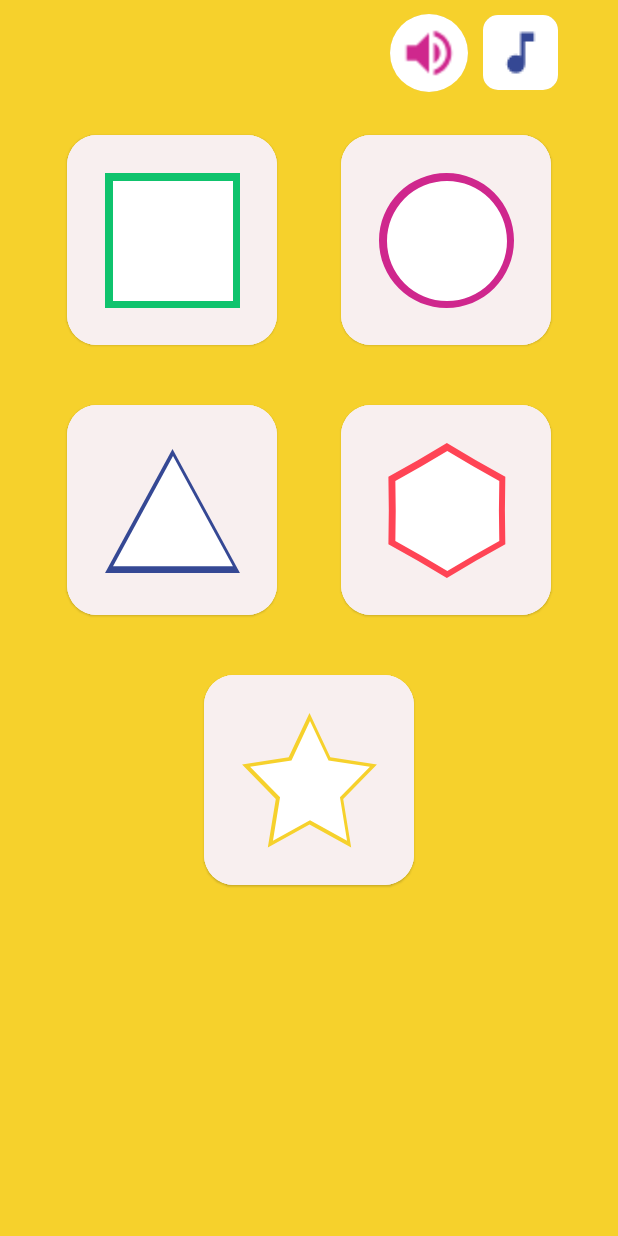
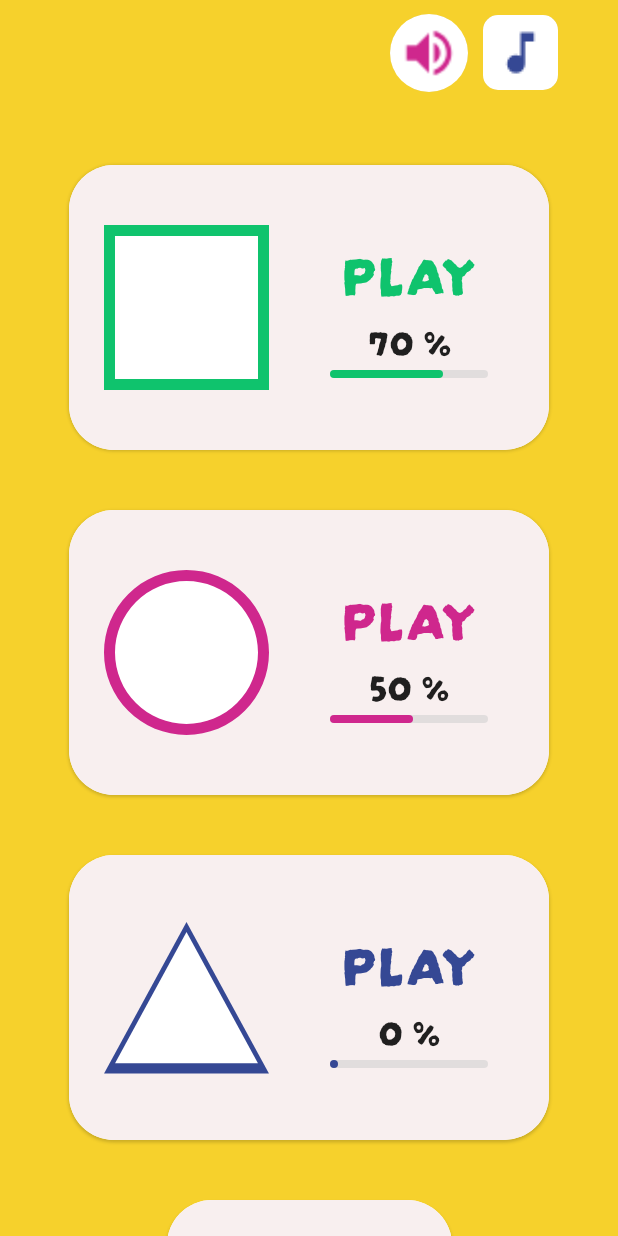
Before and after one commit to vitaq1/PaintGameApp, an Android app built with Jetpack Compose: the screen it shows after launch (MainActivity), after a tap on "sound", on a phone screen of 412 x 824 dp. Run offline under Robolectric (Android 15) with nearby library versions, the phone set to English and light mode, and no system bars; our stand-ins replace accompanist; libraries missing offline, so code that uses them is left out: com.google.accompanist.navigation; 3 other taps on this screen came first.

Commit message:
add menu with animation

```diff
--- a/app/src/main/java/by/bsuir/vshu/paintgameapp/ui/menu/MenuScreen.kt
+++ b/app/src/main/java/by/bsuir/vshu/paintgameapp/ui/menu/MenuScreen.kt
@@ -1,15 +1,10 @@
 package by.bsuir.vshu.paintgameapp.ui.menu
 
 import android.util.Log
-import androidx.compose.animation.AnimatedVisibility
-import androidx.compose.animation.core.MutableTransitionState
-import androidx.compose.animation.core.Spring
-import androidx.compose.animation.core.spring
-import androidx.compose.animation.slideInVertically
-import androidx.compose.animation.slideOutVertically
-import androidx.compose.foundation.BorderStroke
-import androidx.compose.foundation.background
-import androidx.compose.foundation.border
+import android.widget.Space
+import androidx.compose.animation.*
+import androidx.compose.animation.core.*
+import androidx.compose.foundation.*
 import androidx.compose.foundation.layout.*
 import androidx.compose.foundation.lazy.LazyColumn
 import androidx.compose.foundation.lazy.LazyItemScope
@@ -19,20 +14,36 @@ import androidx.compose.foundation.shape.GenericShape
 import androidx.compose.foundation.shape.RoundedCornerShape
 import androidx.compose.material.Card
 import androidx.compose.material.Icon
+import androidx.compose.material.LinearProgressIndicator
 import androidx.compose.material.Text
-import androidx.compose.runtime.Composable
-import androidx.compose.runtime.remember
+import androidx.compose.runtime.*
 import androidx.compose.ui.Alignment
 import androidx.compose.ui.Modifier
+import androidx.compose.ui.draw.shadow
+import androidx.compose.ui.geometry.Offset
+import androidx.compose.ui.graphics.Brush
 import androidx.compose.ui.graphics.Color
+import androidx.compose.ui.graphics.SolidColor
+import androidx.compose.ui.graphics.StrokeCap
+import androidx.compose.ui.layout.AlignmentLine
 import androidx.compose.ui.res.painterResource
+import androidx.compose.ui.text.TextStyle
+import androidx.compose.ui.text.font.Font
+import androidx.compose.ui.text.font.FontFamily
+import androidx.compose.ui.text.font.FontWeight
+import androidx.compose.ui.unit.Dp
 import androidx.compose.ui.unit.dp
+import androidx.compose.ui.unit.sp
 import androidx.navigation.NavController
 import by.bsuir.vshu.paintgameapp.R
 import by.bsuir.vshu.paintgameapp.model.Figure
+import by.bsuir.vshu.paintgameapp.noRippleClickable
 import by.bsuir.vshu.paintgameapp.ui.theme.*
 import by.bsuir.vshu.paintgameapp.ui.welcome.SettingSection
 import kotlin.math.ceil
+
+
+var expanded = 0
 
 @Composable
 fun MenuScreen(navController: NavController) {
@@ -50,7 +61,10 @@ fun MenuScreen(navController: NavController) {
             .background(YELLOW)
     ) {
 
-        Column(modifier = Modifier.fillMaxSize()) {
+        Column(
+            modifier = Modifier.fillMaxSize(),
+            horizontalAlignment = Alignment.CenterHorizontally
+        ) {
 
             AnimatedVisibility(
                 visible,
@@ -63,33 +77,23 @@ fun MenuScreen(navController: NavController) {
             }
 
             var figures: MutableList<Figure> = mutableListOf()
-            figures.add(Figure("Rect", 0, R.drawable.ic_rect, GREEN))
-            figures.add(Figure("Circle", 0, R.drawable.ic_circle, PURPLE))
+            figures.add(Figure("Rect", 70, R.drawable.ic_rect, GREEN))
+            figures.add(Figure("Circle", 50, R.drawable.ic_circle, PURPLE))
             figures.add(Figure("Triangle", 0, R.drawable.ic_triangle, BLUE))
             figures.add(Figure("Cell", 0, R.drawable.ic_cell, RED))
             figures.add(Figure("Star", 0, R.drawable.ic_star, YELLOW))
 
-            LazyColumn(modifier = Modifier.fillMaxSize()) {
-                repeat(ceil(figures.size / 2.0).toInt()) {
+            LazyColumn(
+                modifier = Modifier.fillMaxSize(),
+                horizontalAlignment = Alignment.CenterHorizontally
+            ) {
+
+                repeat(figures.size) {
                     item {
-                        LazyRow(
-                            modifier = Modifier
-                                .padding(top = 20.dp, bottom = 20.dp)
-                                .fillMaxWidth(), horizontalArrangement = Arrangement.SpaceBetween
-                        ) {
-                            item { Spacer(modifier = Modifier.width(1.dp)) }
-                            item {
-                                FigureCard(figure = figures[it * 2])
-                            }
-                            if (it * 2 + 1 < figures.size) {
-                                item {
-                                    FigureCard(figure = figures[it * 2 + 1])
-                                }
-                            }
-                            item { Spacer(modifier = Modifier.width(1.dp)) }
-                        }
+                        FigureCard(figures[it], it % 2 == 0)
                     }
                 }
+
             }
 
         }
@@ -99,37 +103,115 @@ fun MenuScreen(navController: NavController) {
 
 }
 
+
 @Composable
-fun FigureCard(figure: Figure) {
+fun FigureCard(figure: Figure, isLeft: Boolean) {
+
+    var expanded by remember {
+        mutableStateOf(false)
+    }
+
+    val cardWidth by animateDpAsState(if (expanded) 320.dp else 190.dp)
+
+
+
     Card(
         modifier = Modifier
-            .size(140.dp)
-            .background(Color.Transparent), shape = RoundedCornerShape(20.dp)
+            .padding(top = 40.dp)
+            .height(190.dp)
+            .width(cardWidth)
+            .background(Color.Transparent), shape = RoundedCornerShape(30.dp)
     ) {
         Row(
             modifier = Modifier
                 .fillMaxSize()
                 .background(DARK_WHITE),
             verticalAlignment = Alignment.CenterVertically,
-            horizontalArrangement = Arrangement.Center
+            horizontalArrangement = Arrangement.SpaceBetween
         ) {
+            Spacer(modifier = Modifier.width(0.dp))
             Box(contentAlignment = Alignment.Center) {
                 Icon(
                     painter = painterResource(id = figure.picture),
                     contentDescription = figure.name,
                     modifier = Modifier
-                        .size(90.dp),
+                        .size(110.dp),
                     tint = figure.color
                 )
                 Icon(
                     painter = painterResource(id = figure.picture),
                     contentDescription = figure.name,
                     modifier = Modifier
-                        .size(80.dp),
+                        .size(95.dp)
+                        .noRippleClickable { expanded = !expanded },
                     tint = WHITE
                 )
             }
 
+
+            AnimatedVisibility(
+                expanded,
+                enter = fadeIn(tween(150)) + expandHorizontally(tween(150)),
+                exit = fadeOut(tween(100)) + shrinkHorizontally(tween(100))
+            ) {
+                Column(
+                    modifier = Modifier.height(110.dp),
+                    verticalArrangement = Arrangement.SpaceBetween,
+                    horizontalAlignment = Alignment.CenterHorizontally
+                ) {
+                    Spacer(modifier = Modifier.width(0.dp))
+                    Text(text = "PLAY", fontSize = 40.sp, color = figure.color)
+                    Spacer(modifier = Modifier.width(0.dp))
+                    Text(text = "${figure.progress} %", fontSize = 25.sp,)
+                    Spacer(modifier = Modifier.width(0.dp))
+                    GradientProgressbar(figure = figure)
+                    Spacer(modifier = Modifier.width(0.dp))
+                }
+            }
+            Spacer(modifier = Modifier.width(0.dp))
+
+
         }
     }
+
 }
+
+@Composable
+fun GradientProgressbar(
+    indicatorHeight: Dp = 20.dp,
+    backgroundIndicatorColor: Color = Color.LightGray.copy(alpha = 0.5f),
+    figure: Figure
+) {
+
+
+    Canvas(
+        modifier = Modifier
+            .width(140.dp)
+            .height(indicatorHeight)
+            .padding(start = 20.dp, end = 20.dp, top = 5.dp, bottom = 5.dp)
+    ) {
+
+        // Background indicator
+        drawLine(
+            color = backgroundIndicatorColor,
+            cap = StrokeCap.Round,
+            strokeWidth = size.height,
+            start = Offset(x = 0f, y = 0f),
+            end = Offset(x = size.width, y = 0f)
+        )
+
+        // Convert the downloaded percentage into progress (width of foreground indicator)
+        val progress = (figure.progress / 100.0) * size.width // size.width returns the width of the canvas
+
+        // Foreground indicator
+        drawLine(
+            brush = SolidColor(figure.color),
+            cap = StrokeCap.Round,
+            strokeWidth = size.height,
+            start = Offset(x = 0f, y = 0f),
+            end = Offset(x = progress.toFloat(), y = 0f)
+        )
+
+    }
+
+}
```
